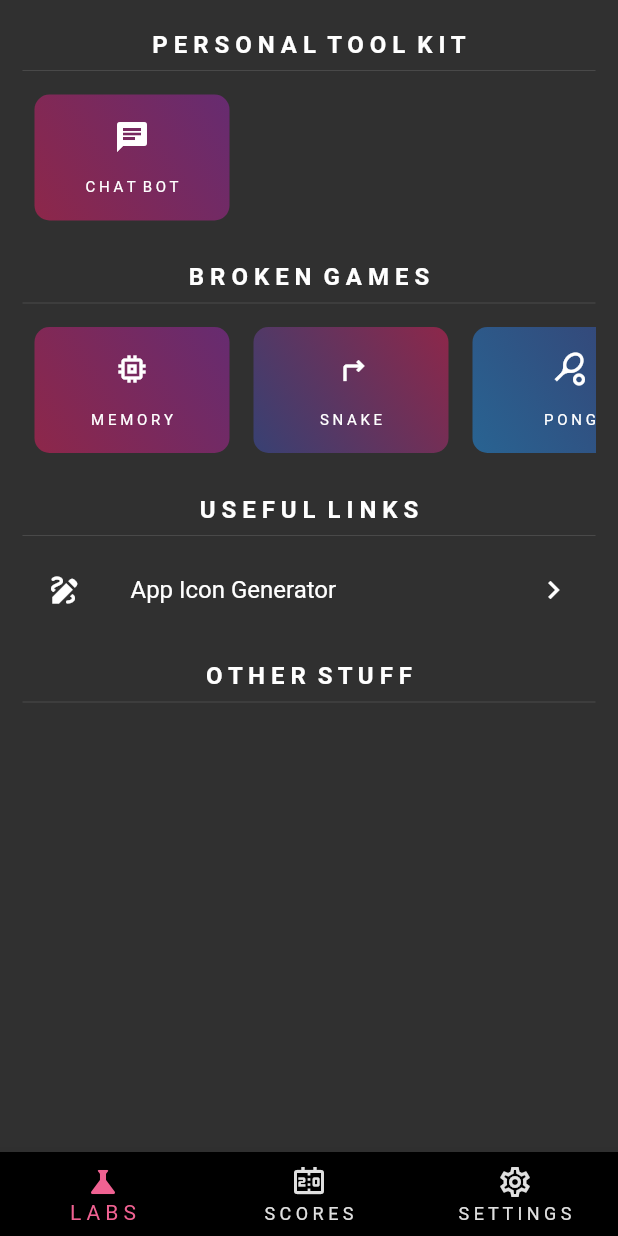
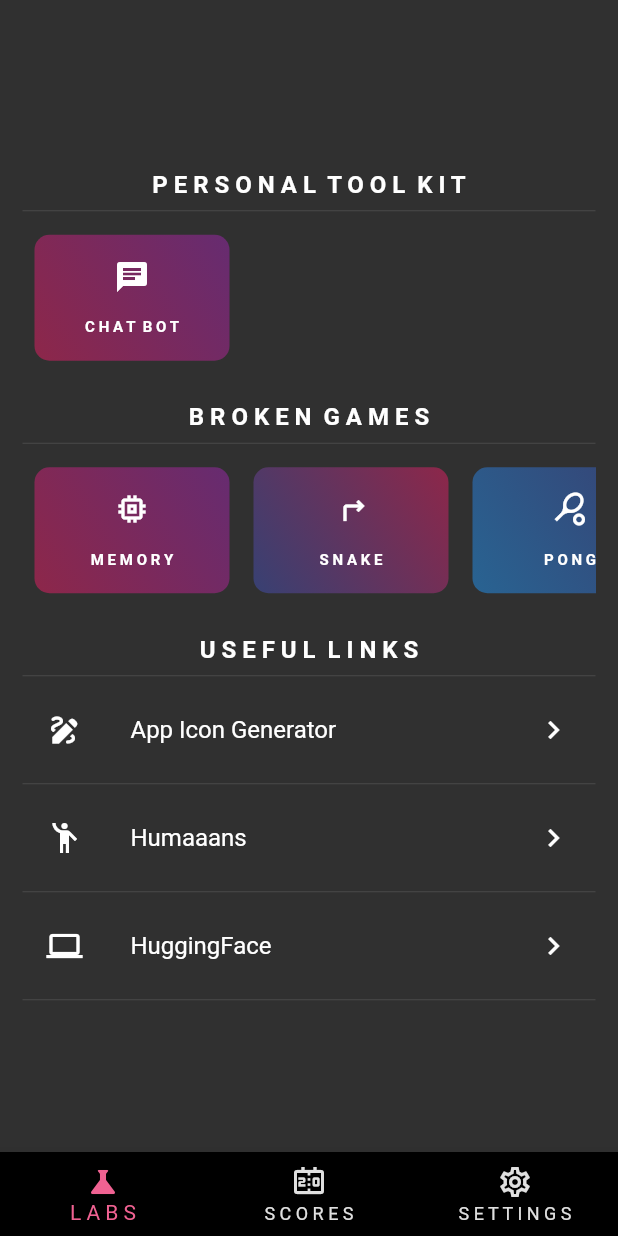
Before and after one commit to LiiOr/LiiOr.github.io, a Flutter app: the screen it shows after launch, on a phone screen of 412 x 824 dp. Run offline on Flutter 3.47's test engine with Material 2 defaults, Android fonts, the phone set to English and light mode, and no system bars; our stand-ins replace shared_preferences; missing offline and left inert: dart:js.

Commit message:
retrait librairie urllauncher + ajout liens utiles

```diff
--- a/lib/start.dart
+++ b/lib/start.dart
@@ -1,6 +1,8 @@
 import 'package:flutter/material.dart';
 import 'package:minijeux/globals.dart';
-import 'package:url_launcher/url_launcher.dart';
+import 'dart:js' as js;
+
+import 'package:minijeux/main.dart';
 
 class StartScreen extends StatefulWidget {
   const StartScreen({super.key});
@@ -10,70 +12,10 @@
 }
 
 class StartScreenState extends State<StartScreen> {
-
-  _launchURL(link) async {
-   final Uri url = Uri.parse(link);
-   if (!await launchUrl(url)) {
-        throw Exception('Could not launch $url');
-    }
-}
-
   @override
   Widget build(BuildContext context) {
-    /* return Center(
-        child: SingleChildScrollView(
-        child:
-        Column(
-        mainAxisAlignment: MainAxisAlignment.start,
-        crossAxisAlignment: CrossAxisAlignment.start,
-          children: [
-            const SizedBox(height:20),
-            const Text('M Y  B R O K E N  G A M E S', style: headingStyle),
-            const Divider(),
-            ListView.separated(
-              shrinkWrap: true,
-              physics: const NeverScrollableScrollPhysics(),
-              itemBuilder: (context, index) {
-                return Container(
-                  decoration: BoxDecoration(
-                      gradient: LinearGradient(
-                    begin: Alignment.topRight,
-                    end: Alignment.bottomLeft,
-                    colors: [
-                      generateCardColor(index),
-                      generateCardColor(index+1),
-                    ],
-                  )),
-                  child: ListTile(
-                    leading: games[index].icon,
-                    title: Text(games[index].title.toString(),
-                        style: const TextStyle(
-                            color: Colors.white,
-                            fontSize: 15,
-                            fontWeight: FontWeight.bold)),
-                    trailing:
-                        const Icon(Icons.chevron_right, color: Colors.white),
-                    onTap: () {
-                      Navigator.push(
-                          context,
-                          MaterialPageRoute(
-                            builder: (BuildContext context) =>
-                                games[index].gameWidget,
-                          ));
-                    },
-                  ),
-                );
-              },
-              itemCount: games.length,
-              separatorBuilder: (BuildContext context, int index) {
-                return const Divider();
-              },
-            ),
-          ],
-        )
-        ),
-      );*/
-    return Column(
+    return SingleChildScrollView(
+      child: Column(
         children: [
           const SizedBox(height: 20),
           const Text('P E R S O N A L  T O O L  K I T', style: headingStyle),
@@ -86,7 +28,8 @@
               itemBuilder: (context, index) {
                 return Container(
                   decoration: BoxDecoration(
-                    borderRadius: const BorderRadius.all(Radius.circular(10.0)),
+                      borderRadius:
+                          const BorderRadius.all(Radius.circular(10.0)),
                       gradient: LinearGradient(
                         begin: Alignment.topRight,
                         end: Alignment.bottomLeft,
@@ -110,7 +53,8 @@
                               ));
                         },
                       ),
-                    Text(toolkit[index].title, style: const TextStyle(fontSize: 10))
+                      Text(toolkit[index].title,
+                          style: const TextStyle(fontSize: 10, fontWeight: FontWeight.bold, color: Colors.white))
                     ],
                   ),
                 );
@@ -128,13 +72,16 @@
               itemBuilder: (context, index) {
                 return Container(
                   decoration: BoxDecoration(
-                    borderRadius: const BorderRadius.all(Radius.circular(10.0)),
+                      borderRadius:
+                          const BorderRadius.all(Radius.circular(10.0)),
                       gradient: LinearGradient(
                         begin: Alignment.topRight,
                         end: Alignment.bottomLeft,
                         colors: [
                           generateCardColor(index),
                           generateCardColor(index + 1),
+                        //  Colors.purple.withOpacity(0.5),
+                         // Colors.pink.withOpacity(0.5)
                         ],
                       )),
                   width: 130,
@@ -152,7 +99,8 @@
                               ));
                         },
                       ),
-                    Text(games[index].title, style: const TextStyle(fontSize: 10))
+                      Text(games[index].title,
+                          style: const TextStyle(fontSize: 10, fontWeight: FontWeight.bold, color: Colors.white))
                     ],
                   ),
                 );
@@ -167,11 +115,30 @@
             title: const Text("App Icon Generator"),
             trailing: const Icon(Icons.chevron_right),
             onTap: () {
-                   // _launchURL('https://icon.kitchen');
+              js.context.callMethod('open', ['https://icon.kitchen']);
             },
           ),
-        const SizedBox(height: 20),
-        const Text('O T H E R  S T U F F', style: headingStyle),
+          const Divider(),
+          ListTile(
+            leading: const Icon(Icons.emoji_people_outlined),
+            title: const Text("Humaaans"),
+            trailing: const Icon(Icons.chevron_right),
+            onTap: () {
+              js.context.callMethod('open', ['https://blush.design/']);
+            },
+          ),
+          const Divider(),
+          ListTile(
+            leading: const Icon(Icons.computer),
+            title: const Text("HuggingFace"),
+            trailing: const Icon(Icons.chevron_right),
+            onTap: () {
+              js.context.callMethod('open', ['https://huggingface.co/']);
+            },
+          ),
+          const Divider(),
+//          const SizedBox(height: 20),
+          /*const Text('O T H E R  S T U F F', style: headingStyle),
           const Divider(),
           SizedBox(
             height: 100,
@@ -205,18 +172,19 @@
                               ));
                         },
                       ),
-                    Text(otherstuff[index].title, style: const TextStyle(fontSize: 10))
+                      Text(otherstuff[index].title,
+                          style: const TextStyle(fontSize: 10))
                     ],
                   ),
                 );
               },
             ),
+          ),*/
+        ],
       ),
-      ],
     );
   }
 }
-
 
 Color generateCardColor(index) {
   final List<Color> customColors = [
@@ -230,5 +198,6 @@
     Colors.orange,
     Colors.red,
   ];
-  return customColors[index].withOpacity(0.5);
+  Color c = isDark ? customColors[index].withOpacity(0.5) : customColors[index].withOpacity(0.8);
+  return c;
 }
--- a/pubspec.yaml
+++ b/pubspec.yaml
@@ -36,7 +36,6 @@
   # Use with the CupertinoIcons class for iOS style icons.
   cupertino_icons: ^1.0.2
   shared_preferences: ^2.2.0
-  url_launcher: ^6.1.14
 
 dev_dependencies:
   flutter_test:
```
Also changed, not shown: pubspec.lock, 5 other files. Lines whose indentation alone changed are shown as unchanged.
